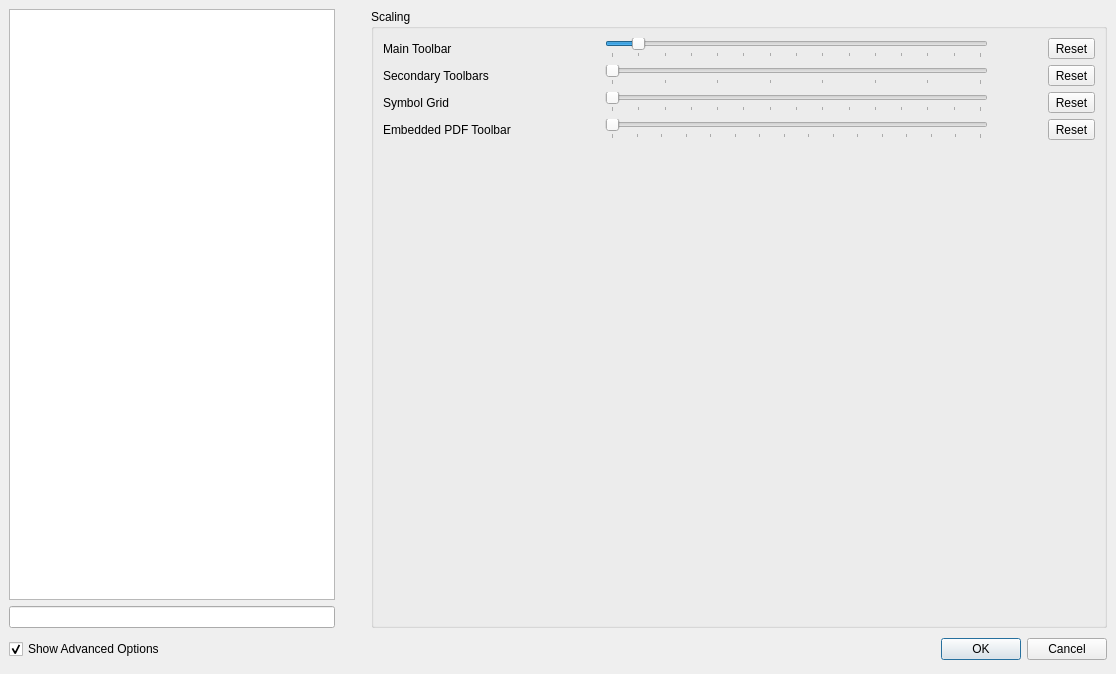
Before: the Qt Designer form src/configdialog.ui in texstudio-org/texstudio, drawn with Qt 5.
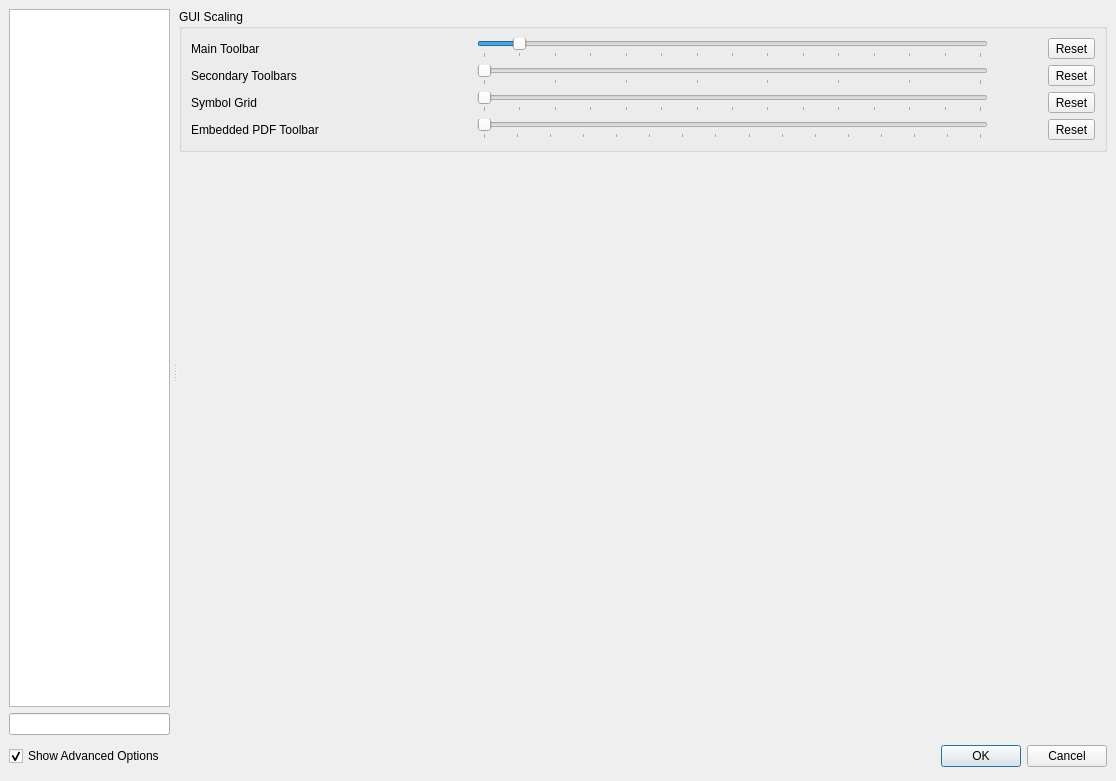
After: the same form once the commit is applied. The open tabs and pages were chosen to show the change. Icons and pictures are not drawn.

Commit message:
Improvements to config dialog pages layout (#2715)
* small improvements to config dialog pages layout

* create splitter

```diff
--- a/src/configdialog.ui
+++ b/src/configdialog.ui
@@ -27,12 +27,30 @@
     <number>9</number>
    </property>
    <property name="horizontalSpacing">
-    <number>18</number>
+    <number>12</number>
    </property>
    <property name="verticalSpacing">
     <number>6</number>
    </property>
    <item row="0" column="0">
+<widget class="QSplitter" name="mainSplitter">
+ <property name="childrenCollapsible">
+  <bool>
+   true
+  </bool>
+ </property>
+ <property name="handleWidth">
+  <number>9</number>
+ </property>
+ <widget class="QWidget" name="leftPart">
+     <property name="sizePolicy">
+      <sizepolicy hsizetype="Expanding" vsizetype="MinimumExpanding">
+       <horstretch>2</horstretch>
+       <verstretch>0</verstretch>
+      </sizepolicy>
+     </property>
+  <layout class="QVBoxLayout">
+   <item>
     <widget class="QListWidget" name="contentsWidget">
      <property name="sizePolicy">
       <sizepolicy hsizetype="Preferred" vsizetype="Expanding">
@@ -42,16 +60,10 @@
      </property>
      <property name="minimumSize">
       <size>
-       <width>200</width>
+       <width>40</width>
        <height>410</height>
       </size>
      </property>
-     <property name="maximumSize">
-      <size>
-       <width>400</width>
-       <height>32000</height>
-      </size>
-     </property>
      <property name="horizontalScrollBarPolicy">
       <enum>Qt::ScrollBarAlwaysOff</enum>
      </property>
@@ -60,72 +72,7 @@
      </property>
     </widget>
    </item>
-   <item row="2" column="0" colspan="3">
-    <layout class="QHBoxLayout">
-     <property name="spacing">
-      <number>6</number>
-     </property>
-     <property name="sizeConstraint">
-      <enum>QLayout::SetMinimumSize</enum>
-     </property>
-     <property name="leftMargin">
-      <number>0</number>
-     </property>
-     <property name="topMargin">
-      <number>0</number>
-     </property>
-     <property name="rightMargin">
-      <number>0</number>
-     </property>
-     <property name="bottomMargin">
-      <number>0</number>
-     </property>
      <item>
-      <widget class="QCheckBox" name="checkBoxShowAdvancedOptions">
-       <property name="text">
-        <string>Show Advanced Options</string>
-       </property>
-       <property name="checked">
-        <bool>true</bool>
-       </property>
-      </widget>
-     </item>
-     <item>
-      <spacer>
-       <property name="orientation">
-        <enum>Qt::Horizontal</enum>
-       </property>
-       <property name="sizeType">
-        <enum>QSizePolicy::Expanding</enum>
-       </property>
-       <property name="sizeHint" stdset="0">
-        <size>
-         <width>407</width>
-         <height>31</height>
-        </size>
-       </property>
-      </spacer>
-     </item>
-     <item>
-      <widget class="QPushButton" name="okButton">
-       <property name="text">
-        <string>OK</string>
-       </property>
-       <property name="default">
-        <bool>true</bool>
-       </property>
-      </widget>
-     </item>
-     <item>
-      <widget class="QPushButton" name="cancelButton">
-       <property name="text">
-        <string>Cancel</string>
-       </property>
-      </widget>
-     </item>
-    </layout>
-   </item>
-   <item row="1" column="0">
     <widget class="QLineEdit" name="lineEditMetaFilter">
      <property name="sizePolicy">
       <sizepolicy hsizetype="Preferred" vsizetype="Fixed">
@@ -138,7 +85,17 @@
      </property>
     </widget>
    </item>
-   <item row="0" column="2" rowspan="2">
+  </layout>
+ </widget>
+ <widget class="QWidget" name="rightPart">
+     <property name="sizePolicy">
+      <sizepolicy hsizetype="Expanding" vsizetype="MinimumExpanding">
+       <horstretch>4</horstretch>
+       <verstretch>0</verstretch>
+      </sizepolicy>
+     </property>
+  <layout class="QGridLayout">
+   <item row="0" column="0" rowspan="2">
     <widget class="QStackedWidget" name="pagesWidget">
      <property name="sizePolicy">
       <sizepolicy hsizetype="Expanding" vsizetype="MinimumExpanding">
@@ -197,7 +154,7 @@
             <number>0</number>
            </property>
            <property name="rightMargin">
-            <number>9</number>
+            <number>0</number>
            </property>
            <property name="bottomMargin">
             <number>0</number>
@@ -526,7 +483,7 @@
              <property name="title">
               <string>Update</string>
              </property>
-             <layout class="QGridLayout" name="gridLayout3">
+             <layout class="QGridLayout" name="gridLayout03">
               <item row="0" column="6">
                <widget class="QComboBox" name="comboBoxUpdateLevel">
                 <property name="sizePolicy">
@@ -777,6 +734,9 @@
            <property name="topMargin">
             <number>0</number>
            </property>
+           <property name="rightMargin">
+            <number>0</number>
+           </property>
            <property name="bottomMargin">
             <number>0</number>
            </property>
@@ -912,22 +872,6 @@
                </widget>
               </item>
               <item row="7" column="0" colspan="2">
-               <widget class="QScrollArea" name="scrollAreaPaths">
-                <property name="frameShape">
-                 <enum>QFrame::NoFrame</enum>
-                </property>
-                <property name="widgetResizable">
-                 <bool>true</bool>
-                </property>
-                <widget class="QWidget" name="scrollAreaWidgetContents_4">
-                 <property name="geometry">
-                  <rect>
-                   <x>0</x>
-                   <y>0</y>
-                   <width>638</width>
-                   <height>70</height>
-                  </rect>
-                 </property>
                  <layout class="QGridLayout" name="gridLayout_1">
                   <property name="leftMargin">
                    <number>9</number>
@@ -1026,8 +970,6 @@
                    </widget>
                   </item>
                  </layout>
-                </widget>
-               </widget>
               </item>
               <item row="6" column="0" colspan="2">
                <widget class="QLabel" name="label_68">
@@ -1400,7 +1342,7 @@
        <item>
         <widget class="QGroupBox" name="groupBox_17">
          <property name="title">
-          <string>Scaling</string>
+          <string>GUI Scaling</string>
          </property>
          <layout class="QGridLayout">
           <property name="horizontalSpacing">
@@ -1522,19 +1464,6 @@
             </property>
            </widget>
           </item>
-          <item row="6" column="0">
-           <spacer name="verticalSpacer_6">
-            <property name="orientation">
-             <enum>Qt::Vertical</enum>
-            </property>
-            <property name="sizeHint" stdset="0">
-             <size>
-              <width>20</width>
-              <height>470</height>
-             </size>
-            </property>
-           </spacer>
-          </item>
           <item row="1" column="0">
            <widget class="QLabel" name="label_71">
             <property name="text">
@@ -1584,6 +1513,22 @@
          </layout>
         </widget>
        </item>
+       <item>
+        <spacer name="verticalSpacer_6">
+         <property name="orientation">
+          <enum>Qt::Vertical</enum>
+         </property>
+         <property name="sizeType">
+          <enum>QSizePolicy::Expanding</enum>
+         </property>
+         <property name="sizeHint" stdset="0">
+          <size>
+           <width>20</width>
+           <height>0</height>
+          </size>
+         </property>
+        </spacer>
+       </item>
       </layout>
      </widget>
      <widget class="QWidget" name="pageEditor">
@@ -1638,14 +1583,14 @@
             </property>
            </widget>
           </item>
-          <item row="12" column="0">
+          <item row="11" column="0">
            <widget class="QLabel" name="label_33">
             <property name="text">
              <string>Show Line Numbers:</string>
             </property>
            </widget>
           </item>
-          <item row="12" column="1">
+          <item row="11" column="1">
            <widget class="QComboBox" name="comboboxLineNumbers">
             <property name="" stdset="0">
              <bool>true</bool>
@@ -1687,14 +1632,14 @@
             </property>
            </widget>
           </item>
-          <item row="6" column="1" colspan="4">
+          <item row="12" column="0" colspan="4">
            <widget class="QCheckBox" name="checkBoxFolding">
             <property name="text">
              <string>Folding</string>
             </property>
            </widget>
           </item>
-          <item row="8" column="3" colspan="2">
+          <item row="7" column="3" colspan="2">
            <widget class="QCheckBox" name="checkBoxReplaceIndentTabByWhitespace">
             <property name="text">
              <string>Replace Indentation Tab by Spaces</string>
@@ -1708,7 +1653,7 @@
             </property>
            </widget>
           </item>
-          <item row="11" column="0">
+          <item row="10" column="0">
            <widget class="QLabel" name="label_39">
             <property name="text">
              <string>Replace Double Quotes:</string>
@@ -1728,7 +1673,7 @@
             </property>
            </widget>
           </item>
-          <item row="8" column="0">
+          <item row="7" column="0">
            <widget class="QLabel" name="label_30">
             <property name="text">
              <string>Indentation Mode:</string>
@@ -1815,7 +1760,7 @@
             </property>
            </widget>
           </item>
-          <item row="11" column="1" colspan="4">
+          <item row="10" column="1" colspan="4">
            <widget class="QComboBox" name="comboBoxReplaceQuotes">
             <item>
              <property name="text">
@@ -1876,7 +1821,7 @@
             </property>
            </widget>
           </item>
-          <item row="8" column="1" colspan="2">
+          <item row="7" column="1" colspan="2">
            <widget class="QComboBox" name="comboBoxAutoIndent">
             <property name="advancedOption" stdset="0">
              <bool>false</bool>
@@ -1955,7 +1900,7 @@
             </layout>
            </widget>
           </item>
-          <item row="9" column="3" colspan="2">
+          <item row="8" column="3" colspan="2">
            <widget class="QCheckBox" name="checkBoxReplaceTextTabByWhitespace">
             <property name="text">
              <string>Replace Tab in Text by Spaces</string>
@@ -1992,7 +1937,7 @@
             </property>
            </widget>
           </item>
-          <item row="10" column="3" colspan="2">
+          <item row="9" column="3" colspan="2">
            <widget class="QCheckBox" name="checkboxRemoveTrailingWsOnSave">
             <property name="text">
              <string>Remove Trailing Whitespace on Save</string>
@@ -3316,6 +3261,18 @@
            </rect>
           </property>
           <layout class="QVBoxLayout" name="verticalLayout_9">
+           <property name="leftMargin">
+            <number>0</number>
+           </property>
+           <property name="topMargin">
+            <number>0</number>
+           </property>
+           <property name="rightMargin">
+            <number>0</number>
+           </property>
+           <property name="bottomMargin">
+            <number>0</number>
+           </property>
            <item>
             <widget class="QGroupBox" name="groupBox_Dictionaries">
              <property name="title">
@@ -3854,7 +3811,7 @@
            <item>
             <widget class="QGroupBox" name="groupBox_5">
              <property name="title">
-              <string>Segment Preview</string>
+              <string>Preview</string>
              </property>
              <layout class="QGridLayout" name="gridLayout_5">
               <item row="0" column="0">
@@ -3990,7 +3947,7 @@
                 </property>
                </widget>
               </item>
-              <item row="5" column="1">
+              <item row="5" column="0">
                <widget class="QCheckBox" name="checkBoxReplaceBeamer">
                 <property name="text">
                  <string>Replace beamer class by article</string>
@@ -4003,7 +3960,7 @@
                 </property>
                </widget>
               </item>
-              <item row="6" column="1">
+              <item row="6" column="0">
                <widget class="QCheckBox" name="checkBoxPrecompilePreamble">
                 <property name="text">
                  <string>Precompile Preamble</string>
@@ -4558,7 +4515,7 @@
       </layout>
      </widget>
      <widget class="QWidget" name="pageSVN">
-      <layout class="QVBoxLayout">
+      <layout class="QGridLayout">
        <property name="leftMargin">
         <number>0</number>
        </property>
@@ -4571,6 +4528,12 @@
        <property name="bottomMargin">
         <number>0</number>
        </property>
+       <item row="0" column="0">
+        <widget class="QGroupBox" name="groupBox_18">
+         <property name="title">
+          <string>SVN/GIT</string>
+         </property>
+         <layout class="QVBoxLayout">
        <item>
         <widget class="QComboBox" name="comboBoxUseVCS">
          <item>
@@ -4645,11 +4608,17 @@
          </item>
         </layout>
        </item>
-       <item>
+         </layout>
+        </widget>
+       </item>
+       <item row="1" column="0">
         <spacer>
          <property name="orientation">
           <enum>Qt::Vertical</enum>
          </property>
+         <property name="sizeType">
+          <enum>QSizePolicy::MinimumExpanding</enum>
+         </property>
          <property name="sizeHint" stdset="0">
           <size>
            <width>20</width>
@@ -4758,21 +4727,78 @@
      </widget>
     </widget>
    </item>
-   <item row="0" column="1">
-    <spacer name="vsCompletionList">
+  </layout>
+ </widget>
+</widget>
+</item>
+ <item row="1" column="0">
+  <layout class="QGridLayout">
+   <item row="2" column="0" colspan="2">
+    <layout class="QHBoxLayout">
+     <property name="spacing">
+      <number>6</number>
+     </property>
+     <property name="sizeConstraint">
+      <enum>QLayout::SetMinimumSize</enum>
+     </property>
+     <property name="leftMargin">
+      <number>0</number>
+     </property>
+     <property name="topMargin">
+      <number>0</number>
+     </property>
+     <property name="rightMargin">
+      <number>0</number>
+     </property>
+     <property name="bottomMargin">
+      <number>0</number>
+     </property>
+     <item>
+      <widget class="QCheckBox" name="checkBoxShowAdvancedOptions">
+       <property name="text">
+        <string>Show Advanced Options</string>
+       </property>
+       <property name="checked">
+        <bool>true</bool>
+       </property>
+      </widget>
+     </item>
+     <item>
+      <spacer>
      <property name="orientation">
-      <enum>Qt::Vertical</enum>
+        <enum>Qt::Horizontal</enum>
      </property>
      <property name="sizeType">
       <enum>QSizePolicy::Expanding</enum>
      </property>
      <property name="sizeHint" stdset="0">
       <size>
-       <width>0</width>
-       <height>0</height>
+         <width>407</width>
+         <height>31</height>
       </size>
      </property>
     </spacer>
+     </item>
+     <item>
+      <widget class="QPushButton" name="okButton">
+       <property name="text">
+        <string>OK</string>
+       </property>
+       <property name="default">
+        <bool>true</bool>
+       </property>
+      </widget>
+     </item>
+     <item>
+      <widget class="QPushButton" name="cancelButton">
+       <property name="text">
+        <string>Cancel</string>
+       </property>
+      </widget>
+     </item>
+    </layout>
+   </item>
+  </layout>
    </item>
   </layout>
  </widget>
```
Lines whose indentation alone changed are shown as unchanged.
